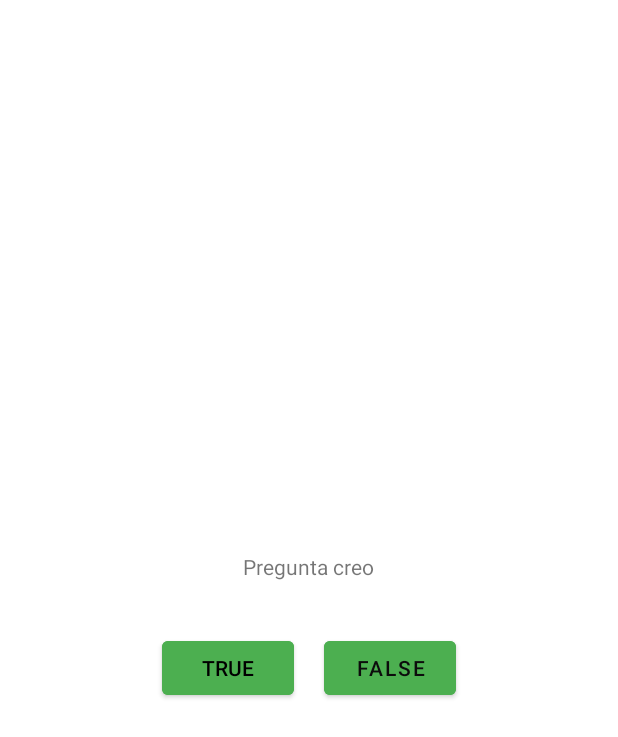
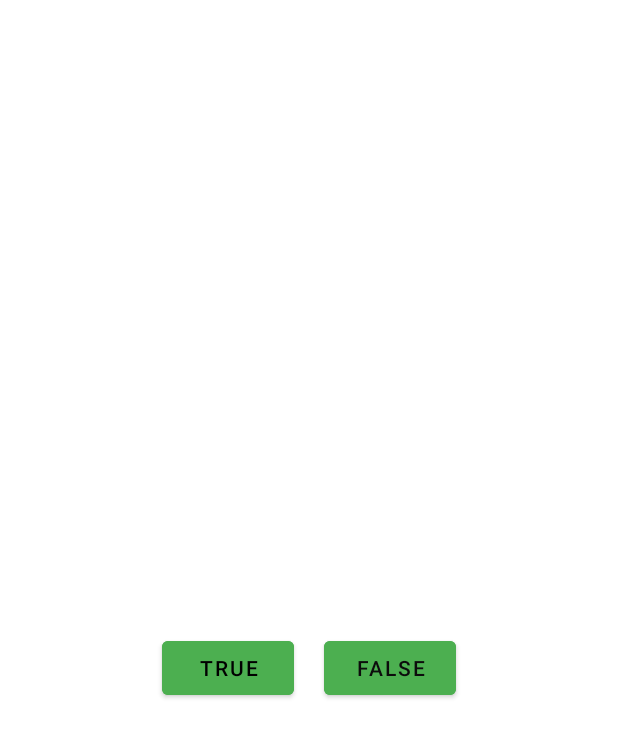
Before and after one commit to JSalmon11/GeoQuiz-app, an Android app: the layout activity_main.xml on its own in the app's theme, with its tools: preview values and no code run, on a phone screen of 412 x 824 dp. Shown: the top 737 px of the screen. Run offline under Robolectric (Android 15) with nearby library versions, the phone set to English and light mode, and no system bars.

Commit message:
commit 26/10/2021

```diff
--- a/GeoQuiz/app/src/main/res/layout/activity_main.xml
+++ b/GeoQuiz/app/src/main/res/layout/activity_main.xml
@@ -1,6 +1,5 @@
 <?xml version="1.0" encoding="utf-8"?>
 <androidx.constraintlayout.widget.ConstraintLayout xmlns:android="http://schemas.android.com/apk/res/android"
-    xmlns:app="http://schemas.android.com/apk/res-auto"
     xmlns:tools="http://schemas.android.com/tools"
     android:layout_width="match_parent"
     android:layout_height="match_parent"
@@ -13,11 +12,10 @@
         android:orientation="vertical">
 
         <TextView
-            android:id="@+id/textView"
+            android:id="@+id/textPreguntas"
             android:layout_width="wrap_content"
             android:layout_height="wrap_content"
             android:padding="24dp"
-            android:text="Pregunta creo"
             android:textAlignment="textStart"
             android:textSize="14sp" />
 
@@ -27,19 +25,19 @@
             android:orientation="horizontal">
 
             <Button
-                android:id="@+id/button2"
-                style="@android:style/Widget.Material.Button"
+
+                android:id="@+id/true_button"
+                style="Widget.Material.Button"
                 android:layout_width="wrap_content"
                 android:layout_height="wrap_content"
                 android:layout_margin="10dp"
                 android:layout_weight="1"
-                android:background="@empty"
                 android:backgroundTint="#4CAF50"
                 android:text="@string/botton_true"
                 android:textColor="#000000" />
 
             <Button
-                android:id="@+id/button"
+                android:id="@+id/false_button"
                 style="Widget.Material.Button"
                 android:layout_width="wrap_content"
                 android:layout_height="wrap_content"
@@ -48,6 +46,7 @@
                 android:backgroundTint="#4CAF50"
                 android:text="@string/botton_false"
                 android:textColor="#0C0C0C" />
+
         </LinearLayout>
     </LinearLayout>
 
--- a/GeoQuiz/app/src/main/res/values/strings.xml
+++ b/GeoQuiz/app/src/main/res/values/strings.xml
@@ -2,4 +2,9 @@
     <string name="app_name">GeoQuiz</string>
     <string name="botton_true">True</string>
     <string name="botton_false">False</string>
+    <string name="verdadero_toast">Verdadero</string>
+    <string name="falso_tost">Falso</string>
+    <string name="pregunta1">El océano pacífico es más grande que el océano Atlántico</string>
+    <string name="pregunta2">El canal de Suez conecta el mar rojo con el océano Índico</string>
+    <string name="pregunta3">El río Amazona es el río más largo del continente americano</string>
 </resources>
```
Also changed, not shown: GeoQuiz/app/src/main/java/dev/JSalmon/geoquiz/MainActivity.java (+20 -5 lines), GeoQuiz/app/src/main/java/dev/JSalmon/geoquiz/OnSwipeTouchListener.java (added, +50 -0 lines), GeoQuiz/app/src/main/java/dev/JSalmon/geoquiz/Preguntas.java (added, +27 -0 lines).
